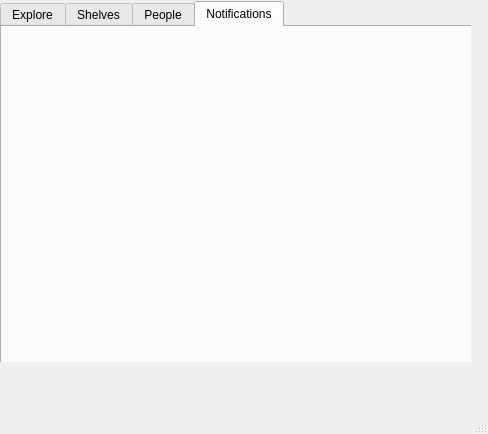
py4/memphis, file interface/GUI/mainwindow.ui: the form before one commit.
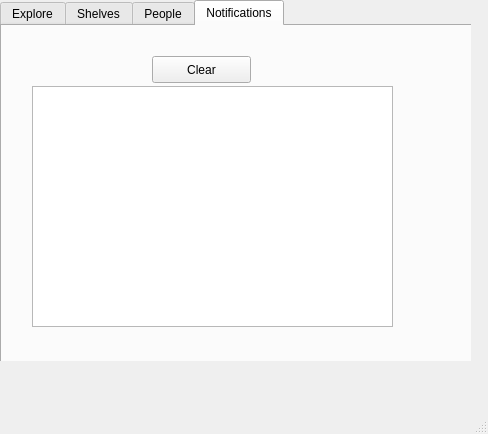
The form after the commit. The open tabs and pages were chosen to show the change.

```diff
--- a/interface/GUI/mainwindow.ui
+++ b/interface/GUI/mainwindow.ui
@@ -18,7 +18,7 @@
     <property name="geometry">
      <rect>
       <x>0</x>
-      <y>1</y>
+      <y>0</y>
       <width>471</width>
       <height>361</height>
      </rect>
@@ -236,6 +236,29 @@
        <attribute name="title">
         <string>Notifications</string>
        </attribute>
+       <widget class="QListWidget" name="listWidget_2">
+        <property name="geometry">
+         <rect>
+          <x>30</x>
+          <y>60</y>
+          <width>361</width>
+          <height>241</height>
+         </rect>
+        </property>
+       </widget>
+       <widget class="QPushButton" name="pushButton_3">
+        <property name="geometry">
+         <rect>
+          <x>150</x>
+          <y>30</y>
+          <width>99</width>
+          <height>27</height>
+         </rect>
+        </property>
+        <property name="text">
+         <string>Clear</string>
+        </property>
+       </widget>
       </widget>
      </widget>
     </widget>
```
